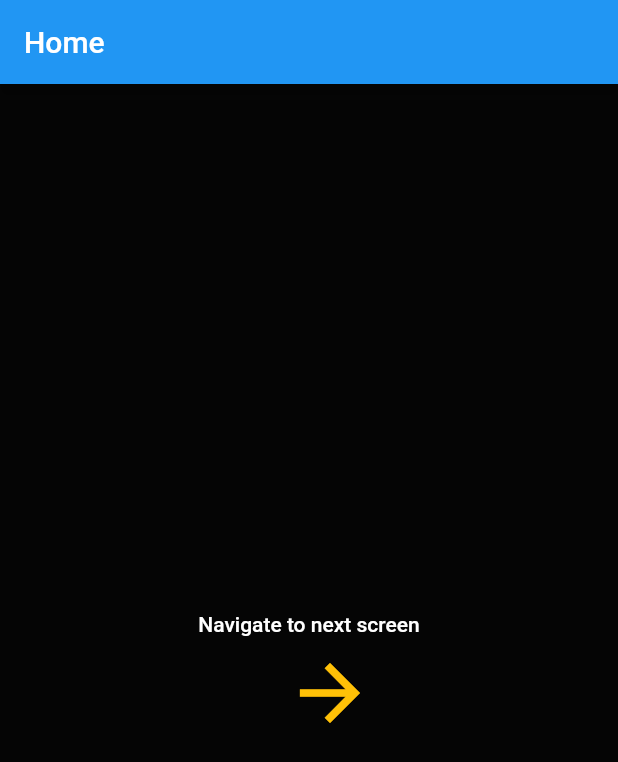
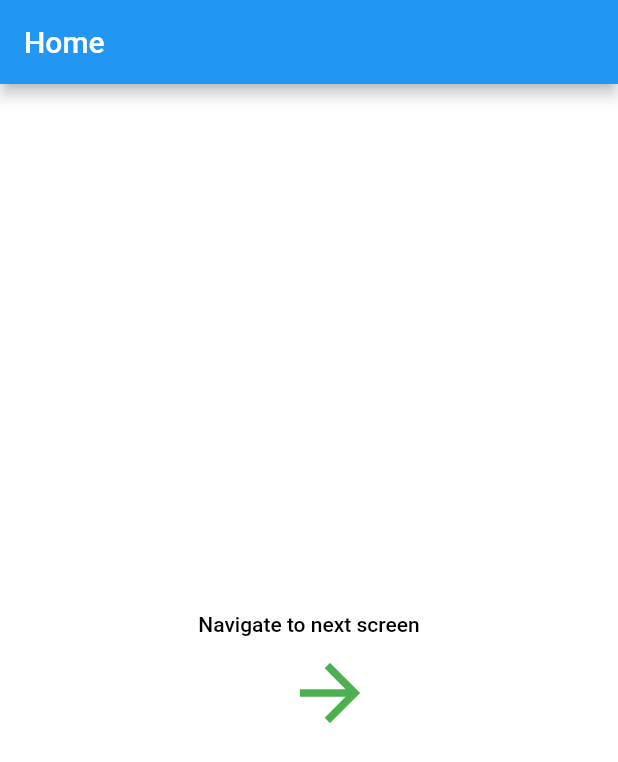
Before and after one commit to RahmanSadikur/Dynamic_theme_flutter, a Flutter app: the screen it shows after launch, on a phone screen of 412 x 824 dp. Shown: the top 762 px of the screen. Run offline on Flutter 3.47's test engine with Material 2 defaults, Android fonts, the phone set to English and light mode, and no system bars.

Commit message:
color fixed

```diff
--- a/lib/main.dart
+++ b/lib/main.dart
@@ -12,7 +12,7 @@ class MyApp extends StatelessWidget {
   Widget build(BuildContext context) {
     return MultiProvider(
       providers: [
-        ChangeNotifierProvider(create: (_) => ThemeChanger(true)),
+        ChangeNotifierProvider(create: (_) => ThemeChanger()),
       ],
       child: MaterialAppWithTheme(),
     );
--- a/lib/provider/theme_provider.dart
+++ b/lib/provider/theme_provider.dart
@@ -5,6 +5,19 @@ class ThemeChanger extends ChangeNotifier {
     accentColor: Colors.red,
     brightness: Brightness.dark,
     primaryColor: Colors.amber,
+    scaffoldBackgroundColor: Colors.black87,
+    textTheme: TextTheme(
+      bodyText1: TextStyle(
+        color: Colors.white,
+      ),
+    ),
+    buttonColor: Colors.amber,
+  );
+
+  ThemeData lightTheme = ThemeData(
+    accentColor: Colors.blue,
+    brightness: Brightness.light,
+    primaryColor: Colors.green,
     scaffoldBackgroundColor: Colors.white70,
     textTheme: TextTheme(
       bodyText1: TextStyle(
@@ -13,21 +26,8 @@ class ThemeChanger extends ChangeNotifier {
     ),
     buttonColor: Colors.green,
   );
-
-  ThemeData lightTheme = ThemeData(
-    accentColor: Colors.pink,
-    brightness: Brightness.light,
-    primaryColor: Colors.blue,
-    scaffoldBackgroundColor: Colors.black87,
-    textTheme: TextTheme(
-      bodyText1: TextStyle(
-        color: Colors.white,
-      ),
-    ),
-    buttonColor: Colors.amber,
-  );
-  bool islight;
-  ThemeChanger(this.islight);
+  bool islight = true;
+  ThemeChanger();
   get islightbool => this.islight;
 
   get getTheme => islight ? lightTheme : darkTheme;
```
